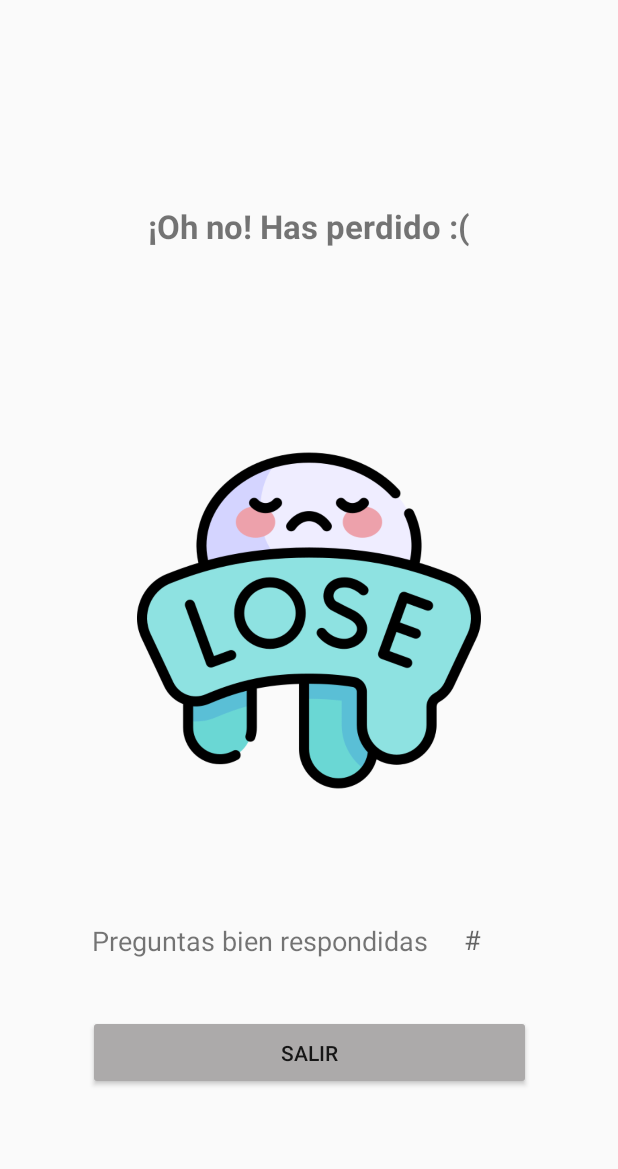
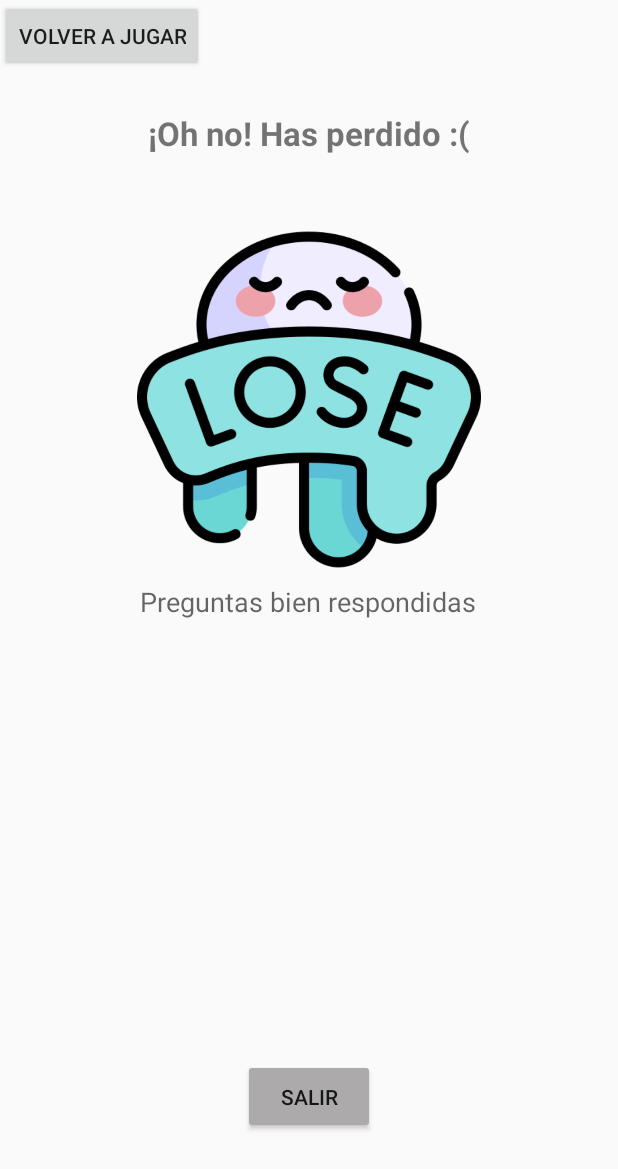
Before and after one commit to bryan-alexandxr/AMST_PrimeraEvaluacionPractica_Grupo-7_Lopez_Proano, an Android app: the layout activity_derrota.xml on its own in the app's theme, with its tools: preview values and no code run, on a phone screen of 412 x 824 dp. Shown: the top 1169 px of the screen. Run offline under Robolectric (Android 15) with nearby library versions, the phone set to English and light mode, and no system bars.

Commit message:
Nuevos Cambios

```diff
--- a/app/src/main/java/com/xandermave/amst_primeraevaluacionpractica_grupo7_lopez_proano/Derrota.java
+++ b/app/src/main/java/com/xandermave/amst_primeraevaluacionpractica_grupo7_lopez_proano/Derrota.java
@@ -1,5 +1,6 @@
 package com.xandermave.amst_primeraevaluacionpractica_grupo7_lopez_proano;
 
+import android.content.Intent;
 import android.support.v7.app.AppCompatActivity;
 import android.os.Bundle;
 import android.view.View;
@@ -8,19 +9,27 @@ import android.widget.TextView;
 
 public class Derrota extends AppCompatActivity {
 
-    TextView numero;
 
     @Override
     protected void onCreate(Bundle savedInstanceState) {
         super.onCreate(savedInstanceState);
         setContentView(R.layout.activity_derrota);
         Button salir = (Button) findViewById(R.id.btnSalir);
-        TextView numero = findViewById(R.id.txtNumeroP);
+        Button volver = (Button) findViewById(R.id.button);
+        TextView numero = (TextView) findViewById(R.id.Numero);
         salir.setOnClickListener(new View.OnClickListener() {
             @Override
             public void onClick(View view) {
                 finish();
-                // numero.setText(cont);
+                numero.setText("cont");
+            }
+        });
+        Intent i = new Intent(this, MainActivity.class);
+        volver.setOnClickListener(new View.OnClickListener() {
+
+            @Override
+            public void onClick(View view) {
+                startActivity(i);
             }
         });
     }
--- a/app/src/main/res/layout/activity_derrota.xml
+++ b/app/src/main/res/layout/activity_derrota.xml
@@ -8,15 +8,14 @@
 
     <Button
         android:id="@+id/btnSalir"
-        android:layout_width="295dp"
+        android:layout_width="wrap_content"
         android:layout_height="50dp"
-        android:layout_marginBottom="36dp"
+        android:layout_marginBottom="68dp"
         android:backgroundTint="#ACAAAA"
         android:text="@string/Salir"
         app:layout_constraintBottom_toBottomOf="parent"
         app:layout_constraintEnd_toEndOf="parent"
-        app:layout_constraintStart_toStartOf="parent"
-        app:layout_constraintTop_toBottomOf="@+id/imageView2" />
+        app:layout_constraintStart_toStartOf="parent" />
 
     <TextView
         android:id="@+id/textView6"
@@ -33,43 +32,38 @@
         app:layout_constraintEnd_toEndOf="@+id/imageView2"
         app:layout_constraintTop_toTopOf="parent" />
 
-    <TextView
-        android:id="@+id/textView"
-        android:layout_width="wrap_content"
-        android:layout_height="wrap_content"
-        android:text="@string/Bien"
-        android:textSize="18sp"
-        app:layout_constraintBottom_toTopOf="@+id/btnSalir"
-        app:layout_constraintEnd_toEndOf="parent"
-        app:layout_constraintHorizontal_bias="0.326"
-        app:layout_constraintStart_toStartOf="parent"
-        app:layout_constraintTop_toBottomOf="@+id/imageView2"
-        app:layout_constraintVertical_bias="0.508" />
-
-    <TextView
-        android:id="@+id/txtNumeroP"
-        android:layout_width="wrap_content"
-        android:layout_height="wrap_content"
-        android:hint="@string/valor"
-        android:textSize="18sp"
-        app:layout_constraintBottom_toTopOf="@+id/btnSalir"
-        app:layout_constraintEnd_toEndOf="parent"
-        app:layout_constraintHorizontal_bias="0.772"
-        app:layout_constraintStart_toStartOf="parent"
-        app:layout_constraintTop_toBottomOf="@+id/imageView2" />
-
     <ImageView
         android:id="@+id/imageView2"
         android:layout_width="229dp"
         android:layout_height="326dp"
         android:layout_marginStart="46dp"
         android:layout_marginEnd="46dp"
-        android:layout_marginBottom="38dp"
-        app:layout_constraintBottom_toTopOf="@+id/btnSalir"
+        android:contentDescription="TODO"
         app:layout_constraintEnd_toEndOf="parent"
         app:layout_constraintStart_toStartOf="parent"
         app:layout_constraintTop_toBottomOf="@+id/textView6"
-        app:srcCompat="@drawable/derrota"
-        android:contentDescription="TODO" />
+        app:srcCompat="@drawable/derrota" />
+
+    <TextView
+        android:id="@+id/Numero"
+        android:layout_width="wrap_content"
+        android:layout_height="wrap_content"
+        android:layout_marginTop="44dp"
+        android:hint="@string/Bien"
+        android:textSize="18sp"
+        app:layout_constraintBottom_toTopOf="@+id/button"
+        app:layout_constraintEnd_toEndOf="parent"
+        app:layout_constraintHorizontal_bias="0.498"
+        app:layout_constraintStart_toStartOf="parent"
+        app:layout_constraintTop_toBottomOf="@+id/imageView2"
+        app:layout_constraintVertical_bias="0.17" />
+
+    <Button
+        android:id="@+id/button"
+        android:layout_width="wrap_content"
+        android:layout_height="wrap_content"
+        android:text="@string/Volver"
+        tools:layout_editor_absoluteX="137dp"
+        tools:layout_editor_absoluteY="549dp" />
 
 </android.support.constraint.ConstraintLayout>
--- a/app/src/main/res/values/strings.xml
+++ b/app/src/main/res/values/strings.xml
@@ -21,5 +21,5 @@
     <string name="Salir">Salir</string>
     <string name="Derrota">¡Oh no! Has perdido :(</string>
     <string name="Bien">Preguntas bien respondidas</string>
-    <string name="valor">#</string>
+    <string name="Volver">Volver a Jugar</string>
 </resources>
```
